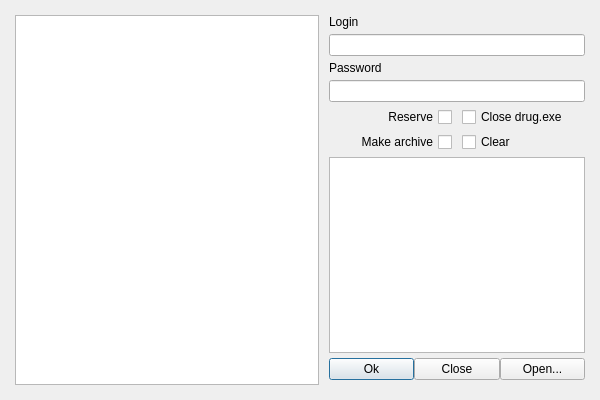
Qt form confirmation.ui (Extervin/AUCTool) before a commit.
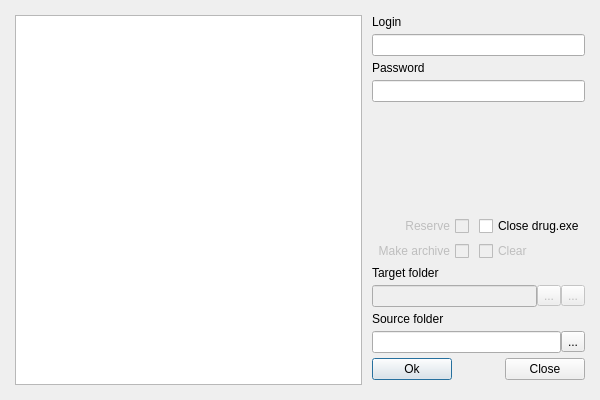
The same form after that commit.

Commit message: Better debug messages, process window fully operational. Added checks for password, login and their appropriatness. Added export for logs.

```diff
--- a/confirmation.ui
+++ b/confirmation.ui
@@ -11,7 +11,10 @@
    </rect>
   </property>
   <property name="windowTitle">
-   <string>Dialog</string>
+   <string>Operation preview</string>
+  </property>
+  <property name="styleSheet">
+   <string notr="true"/>
   </property>
   <property name="sizeGripEnabled">
    <bool>false</bool>
@@ -45,7 +48,47 @@
      </property>
     </widget>
    </item>
-   <item row="7" column="1" colspan="2">
+   <item row="1" column="1" colspan="2">
+    <widget class="QLineEdit" name="login"/>
+   </item>
+   <item row="4" column="1" colspan="2">
+    <widget class="QLabel" name="errorLabel">
+     <property name="text">
+      <string/>
+     </property>
+    </widget>
+   </item>
+   <item row="6" column="2">
+    <widget class="QCheckBox" name="checkDrug">
+     <property name="text">
+      <string>Close drug.exe</string>
+     </property>
+    </widget>
+   </item>
+   <item row="6" column="1">
+    <widget class="QCheckBox" name="checkReserve">
+     <property name="enabled">
+      <bool>false</bool>
+     </property>
+     <property name="layoutDirection">
+      <enum>Qt::RightToLeft</enum>
+     </property>
+     <property name="text">
+      <string>Reserve</string>
+     </property>
+    </widget>
+   </item>
+   <item row="10" column="1">
+    <widget class="QLabel" name="label_3">
+     <property name="text">
+      <string>Source folder</string>
+     </property>
+    </widget>
+   </item>
+   <item row="3" column="1" colspan="2">
+    <widget class="QLineEdit" name="password"/>
+   </item>
+   <item row="12" column="1" colspan="2">
     <layout class="QHBoxLayout" name="horizontalLayout">
      <item>
       <widget class="QPushButton" name="confirmButton">
@@ -54,6 +97,19 @@
        </property>
       </widget>
      </item>
+     <item>
+      <spacer name="horizontalSpacer">
+       <property name="orientation">
+        <enum>Qt::Horizontal</enum>
+       </property>
+       <property name="sizeHint" stdset="0">
+        <size>
+         <width>40</width>
+         <height>20</height>
+        </size>
+       </property>
+      </spacer>
+     </item>
      <item>
       <widget class="QPushButton" name="declineButton">
        <property name="text">
@@ -61,30 +117,16 @@
        </property>
       </widget>
      </item>
-     <item>
-      <widget class="QPushButton" name="openButton">
-       <property name="text">
-        <string>Open...</string>
-       </property>
-      </widget>
-     </item>
     </layout>
    </item>
-   <item row="1" column="1" colspan="2">
-    <widget class="QLineEdit" name="login"/>
+   <item row="0" column="0" rowspan="14">
+    <widget class="QListWidget" name="ipListWidget"/>
    </item>
-   <item row="2" column="1">
-    <widget class="QLabel" name="label_2">
-     <property name="text">
-      <string>Password</string>
-     </property>
-    </widget>
-   </item>
-   <item row="3" column="1" colspan="2">
-    <widget class="QLineEdit" name="password"/>
-   </item>
-   <item row="5" column="1">
+   <item row="7" column="1">
     <widget class="QCheckBox" name="checkArchive">
+     <property name="enabled">
+      <bool>false</bool>
+     </property>
      <property name="layoutDirection">
       <enum>Qt::RightToLeft</enum>
      </property>
@@ -93,35 +135,87 @@
      </property>
     </widget>
    </item>
-   <item row="4" column="1">
-    <widget class="QCheckBox" name="checkReserve">
-     <property name="layoutDirection">
-      <enum>Qt::RightToLeft</enum>
-     </property>
-     <property name="text">
-      <string>Reserve</string>
-     </property>
-    </widget>
-   </item>
-   <item row="5" column="2">
+   <item row="7" column="2">
     <widget class="QCheckBox" name="checkClear">
+     <property name="enabled">
+      <bool>false</bool>
+     </property>
      <property name="text">
       <string>Clear</string>
      </property>
     </widget>
    </item>
-   <item row="0" column="0" rowspan="9">
-    <widget class="QListWidget" name="ipListWidget"/>
+   <item row="2" column="1">
+    <widget class="QLabel" name="label_2">
+     <property name="text">
+      <string>Password</string>
+     </property>
+    </widget>
    </item>
-   <item row="4" column="2">
-    <widget class="QCheckBox" name="checkDrug">
+   <item row="9" column="1" colspan="2">
+    <layout class="QHBoxLayout" name="horizontalLayout_2">
+     <item>
+      <widget class="QLineEdit" name="lineEdit">
+       <property name="enabled">
+        <bool>false</bool>
+       </property>
+      </widget>
+     </item>
+     <item>
+      <widget class="QToolButton" name="toolButton">
+       <property name="enabled">
+        <bool>false</bool>
+       </property>
+       <property name="text">
+        <string>...</string>
+       </property>
+      </widget>
+     </item>
+     <item>
+      <widget class="QToolButton" name="toolButton_2">
+       <property name="enabled">
+        <bool>false</bool>
+       </property>
+       <property name="text">
+        <string>...</string>
+       </property>
+      </widget>
+     </item>
+    </layout>
+   </item>
+   <item row="5" column="1" colspan="2">
+    <spacer name="verticalSpacer">
+     <property name="orientation">
+      <enum>Qt::Vertical</enum>
+     </property>
+     <property name="sizeHint" stdset="0">
+      <size>
+       <width>20</width>
+       <height>40</height>
+      </size>
+     </property>
+    </spacer>
+   </item>
+   <item row="8" column="1" colspan="2">
+    <widget class="QLabel" name="label_4">
      <property name="text">
-      <string>Close drug.exe</string>
+      <string>Target folder</string>
      </property>
     </widget>
    </item>
-   <item row="6" column="1" colspan="2">
-    <widget class="QListWidget" name="fileListWidget"/>
+   <item row="11" column="1" colspan="2">
+    <layout class="QHBoxLayout" name="horizontalLayout_3">
+     <item>
+      <widget class="QLineEdit" name="sourcePath"/>
+     </item>
+     <item>
+      <widget class="QToolButton" name="openButton">
+       <property name="text">
+        <string>...</string>
+       </property>
+      </widget>
+     </item>
+    </layout>
    </item>
   </layout>
  </widget>
```
The commit also changes 12 other files.
